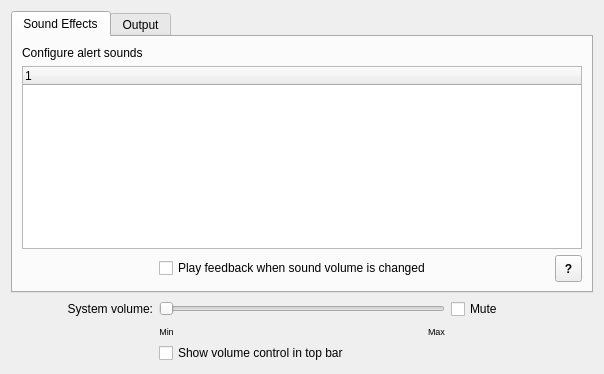
Before: the Qt Designer form syspref/forms/sound.ui in admiral0/Antico-Deluxe, drawn with Qt 5.
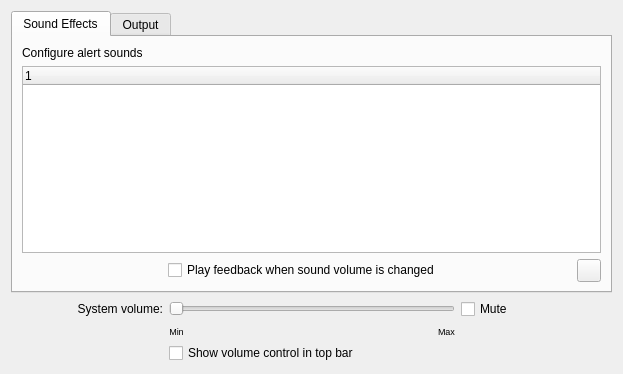
After: the same form once the commit is applied. Icons and pictures are not drawn. Custom widgets are drawn as their Qt base class.

Commit message: syspref.app now uses some cool buttons from amelib

What changed in the file:
```diff
--- a/syspref/forms/sound.ui
+++ b/syspref/forms/sound.ui
@@ -6,7 +6,7 @@
    <rect>
     <x>0</x>
     <y>0</y>
-    <width>604</width>
+    <width>623</width>
     <height>374</height>
    </rect>
   </property>
@@ -30,7 +30,10 @@
        <string>Sound Effects</string>
       </attribute>
       <layout class="QGridLayout" name="gridLayout_4">
-       <item row="0" column="0" colspan="5">
+       <property name="horizontalSpacing">
+        <number>2</number>
+       </property>
+       <item row="0" column="0" colspan="2">
         <widget class="QLabel" name="label">
          <property name="sizePolicy">
           <sizepolicy hsizetype="MinimumExpanding" vsizetype="Preferred">
@@ -68,7 +71,7 @@
          </property>
          <property name="sizeHint" stdset="0">
           <size>
-           <width>27</width>
+           <width>23</width>
            <height>20</height>
           </size>
          </property>
@@ -126,39 +129,7 @@
         </spacer>
        </item>
        <item row="2" column="4">
-        <widget class="QToolButton" name="helpBtn">
-         <property name="minimumSize">
-          <size>
-           <width>27</width>
-           <height>27</height>
-          </size>
-         </property>
-         <property name="maximumSize">
-          <size>
-           <width>27</width>
-           <height>27</height>
-          </size>
-         </property>
-         <property name="font">
-          <font>
-           <weight>75</weight>
-           <bold>true</bold>
-          </font>
-         </property>
-         <property name="text">
-          <string>?</string>
-         </property>
-         <property name="icon">
-          <iconset resource="../syspref.qrc">
-           <normaloff>:/icons/tool/question.png</normaloff>:/icons/tool/question.png</iconset>
-         </property>
-         <property name="iconSize">
-          <size>
-           <width>12</width>
-           <height>12</height>
-          </size>
-         </property>
-        </widget>
+        <widget class="AmeHelpButton" name="helpBtn1"/>
        </item>
       </layout>
      </widget>
@@ -507,6 +478,13 @@
    </item>
   </layout>
  </widget>
+ <customwidgets>
+  <customwidget>
+   <class>AmeHelpButton</class>
+   <extends>QToolButton</extends>
+   <header>HelpButton</header>
+  </customwidget>
+ </customwidgets>
  <resources>
   <include location="../syspref.qrc"/>
  </resources>
```
Left out of the diff: 34 changed lines with no effect on the pictures. The commit also changes 10 other files.
